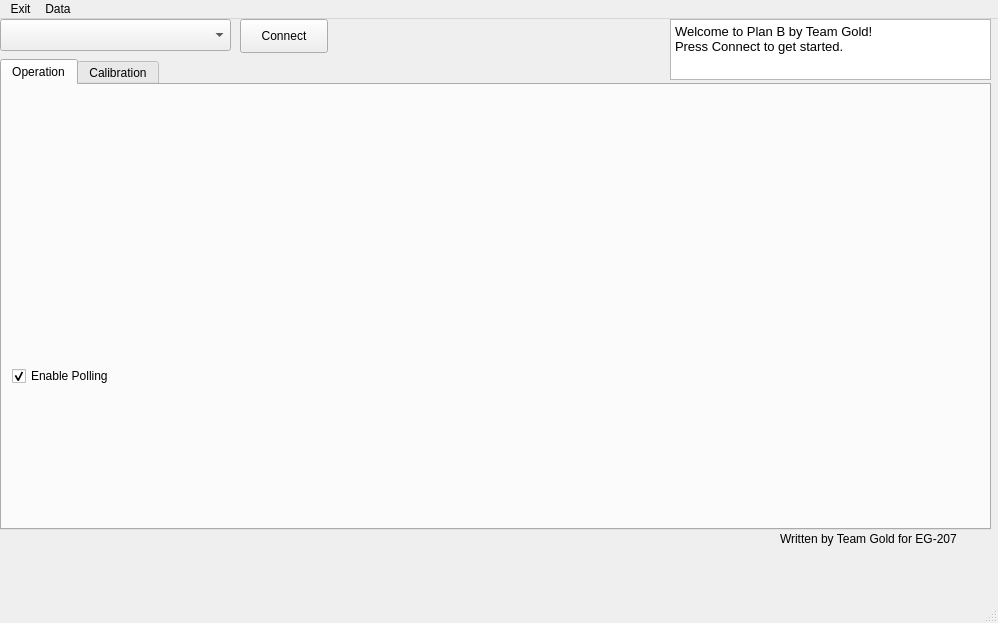
KenwoodFox/EG-207, file python/PlanB/resources/planb.ui: the form before one commit.
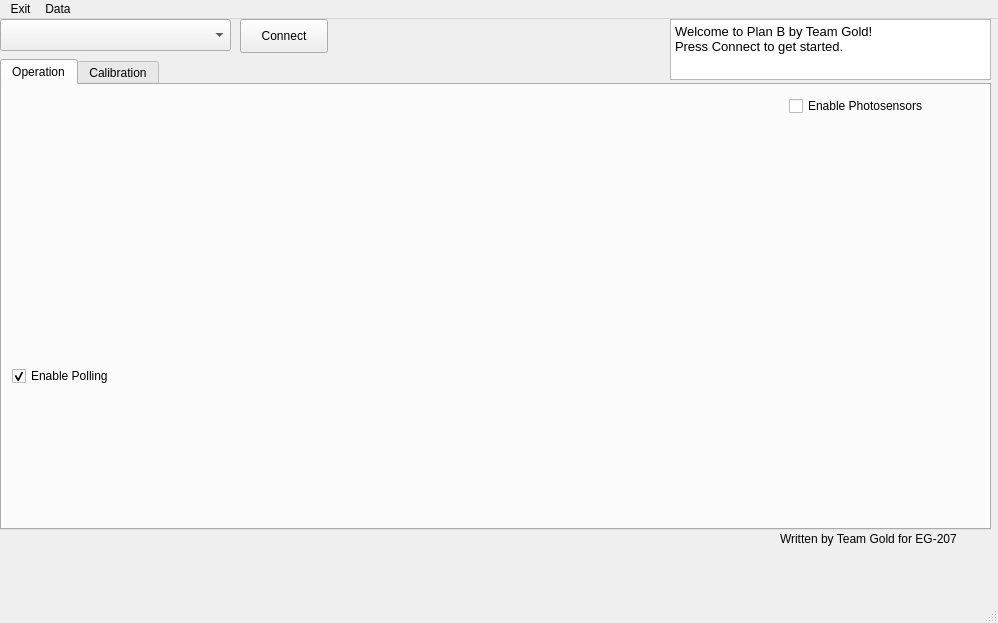
The form after the commit. Icons and pictures are not drawn. Custom widgets are drawn as their Qt base class.

The edit to the form file:
```diff
--- a/python/PlanB/resources/planb.ui
+++ b/python/PlanB/resources/planb.ui
@@ -56,6 +56,19 @@
        <bool>true</bool>
       </property>
      </widget>
+     <widget class="QCheckBox" name="checkBox">
+      <property name="geometry">
+       <rect>
+        <x>787</x>
+        <y>10</y>
+        <width>161</width>
+        <height>22</height>
+       </rect>
+      </property>
+      <property name="text">
+       <string>Enable Photosensors</string>
+      </property>
+     </widget>
     </widget>
     <widget class="QWidget" name="calibrationTab">
      <attribute name="title">
```
Left out of the diff: 2 changed lines with no effect on the pictures.
